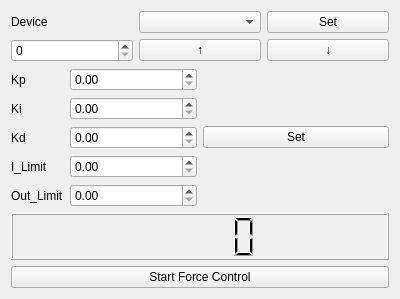
Above: Frontend/GUI/VerticalActuatorWidget/verticalactuatorwidget.ui from S2A-Lab/RollerLaminationSoftware before the change. Below: the same form after it.
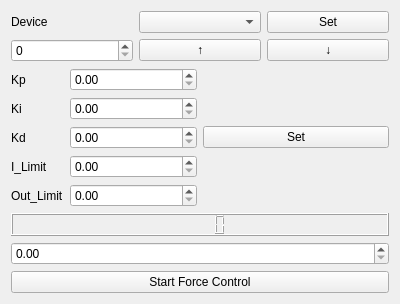
That is the form after the change.

Diff of the .ui file:
```diff
--- a/Frontend/GUI/VerticalActuatorWidget/verticalactuatorwidget.ui
+++ b/Frontend/GUI/VerticalActuatorWidget/verticalactuatorwidget.ui
@@ -130,6 +130,9 @@
    <item>
     <widget class="QLCDNumber" name="PositionLCD"/>
    </item>
+   <item>
+    <widget class="QDoubleSpinBox" name="TargetForceSpinBox"/>
+   </item>
    <item>
     <widget class="QPushButton" name="StartForceBtn">
      <property name="text">
```
